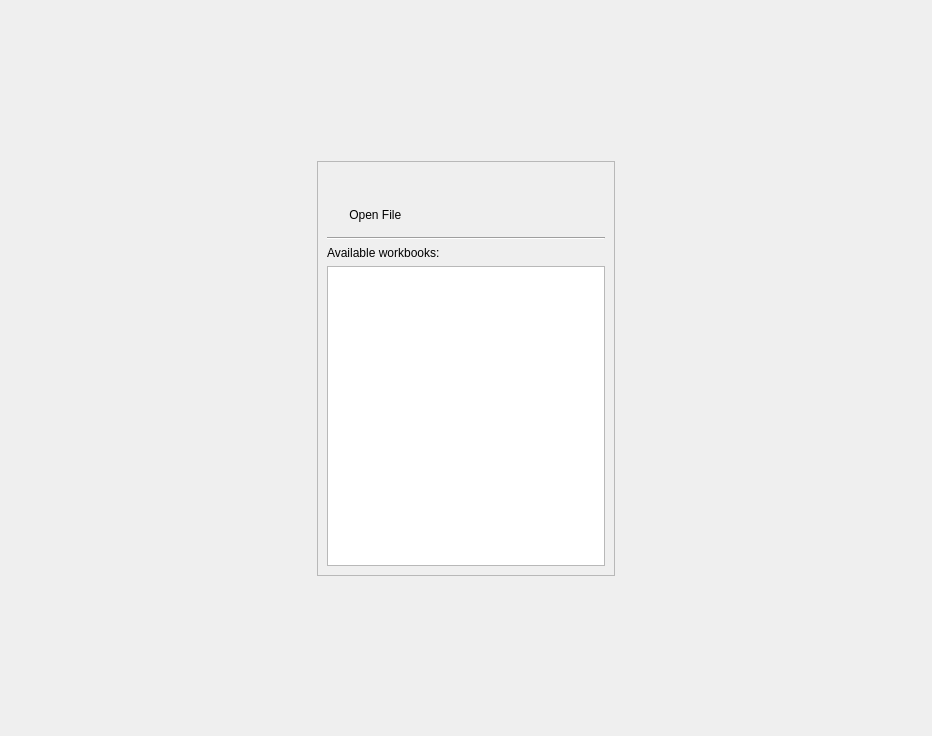
Above: resources/selector.ui from lesca-research/piccel before the change. Below: the same form after it.
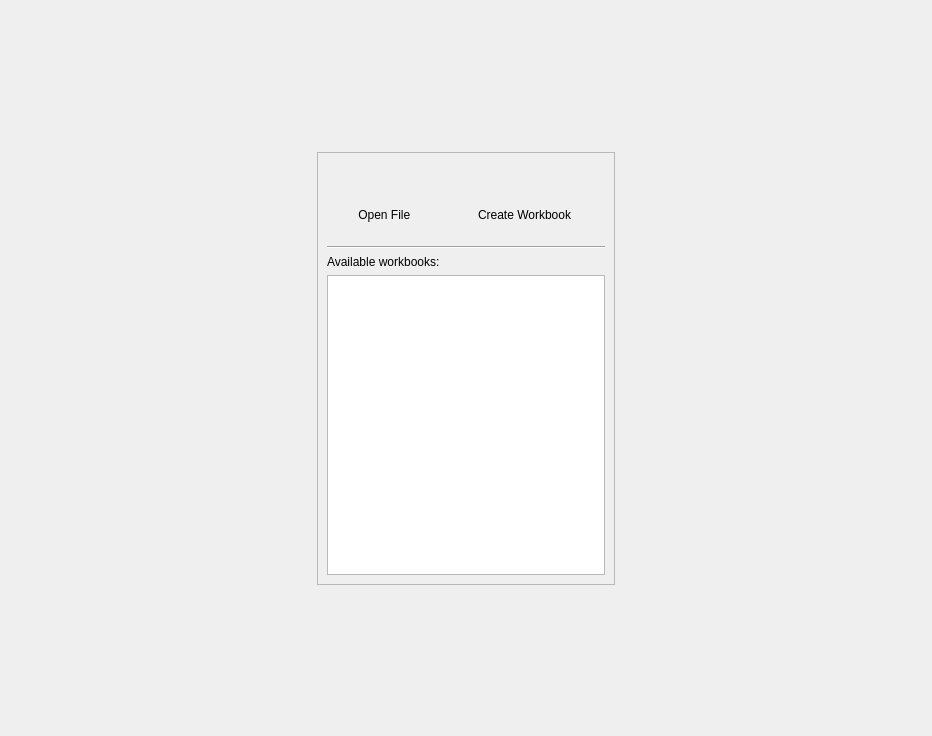
That is the form after the change.

Commit message: Fix datetime input. Enable language switching in UI.

```diff
--- a/resources/selector.ui
+++ b/resources/selector.ui
@@ -59,6 +59,15 @@
         </property>
         <layout class="QVBoxLayout" name="verticalLayout">
          <item>
+          <widget class="QFrame" name="frame_4">
+           <property name="frameShape">
+            <enum>QFrame::NoFrame</enum>
+           </property>
+           <property name="frameShadow">
+            <enum>QFrame::Raised</enum>
+           </property>
+           <layout class="QHBoxLayout" name="horizontalLayout_2">
+            <item>
           <widget class="QFrame" name="frame_2">
            <property name="frameShape">
             <enum>QFrame::NoFrame</enum>
@@ -90,9 +99,6 @@
                 <height>48</height>
                </size>
               </property>
-              <property name="default">
-               <bool>false</bool>
-              </property>
               <property name="flat">
                <bool>true</bool>
               </property>
@@ -106,6 +112,44 @@
               <property name="alignment">
                <set>Qt::AlignLeading|Qt::AlignLeft|Qt::AlignVCenter</set>
               </property>
+                </widget>
+               </item>
+              </layout>
+             </widget>
+            </item>
+            <item>
+             <widget class="QFrame" name="frame_5">
+              <property name="frameShape">
+               <enum>QFrame::NoFrame</enum>
+              </property>
+              <property name="frameShadow">
+               <enum>QFrame::Raised</enum>
+              </property>
+              <layout class="QVBoxLayout" name="verticalLayout_2">
+               <item>
+                <widget class="QPushButton" name="pushButton">
+                 <property name="text">
+                  <string/>
+                 </property>
+                 <property name="iconSize">
+                  <size>
+                   <width>48</width>
+                   <height>48</height>
+                  </size>
+                 </property>
+                 <property name="flat">
+                  <bool>true</bool>
+                 </property>
+                </widget>
+               </item>
+               <item>
+                <widget class="QLabel" name="label_2">
+                 <property name="text">
+                  <string>Create Workbook</string>
+                 </property>
+                </widget>
+               </item>
+              </layout>
              </widget>
             </item>
            </layout>
```
Lines whose indentation alone changed are shown as unchanged. The commit also changes 6 other files.
